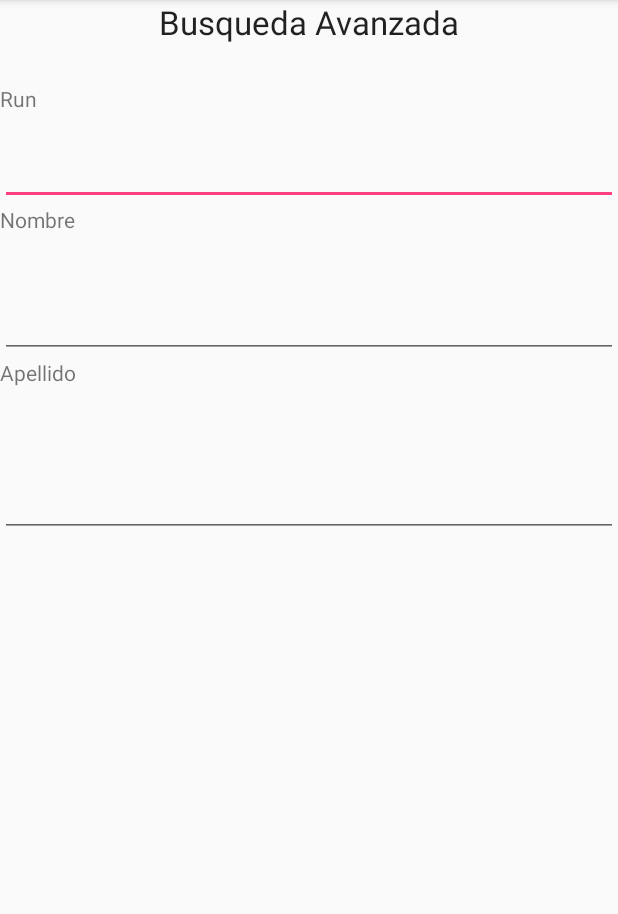
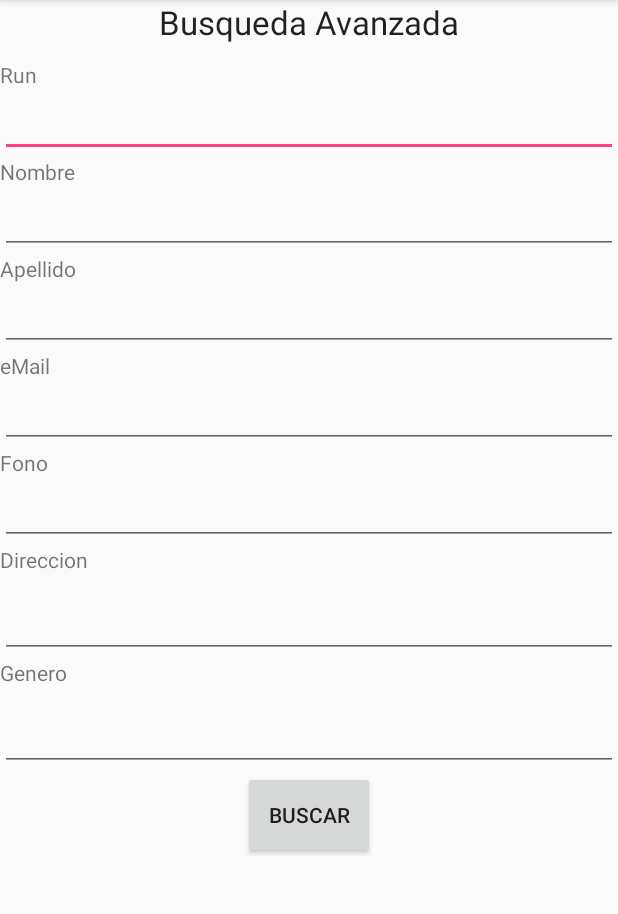
Before and after one commit to BorisMR/PDS-CRM-ClientAndroid, an Android app: the AdvanceSearchActivity screen opened directly, with no data from a screen before it, on a phone screen of 412 x 824 dp, the part 84-998 px from its top. Run offline under Robolectric (Android 15) with nearby library versions, the phone set to English and light mode, and no system bars.

Commit message:
Busqueda Avanzada Layout

```diff
--- /dev/null
+++ b/app/src/main/java/business/Persona.java
@@ -0,0 +1,9 @@
+package business;
+
+/**
+ * Created by boris on 10-06-16.
+ */
+public class Persona {
+
+
+}
--- a/app/src/main/java/com/nocompany/boris/pds_crm_clientandroid/AdvanceSearchActivity.java
+++ b/app/src/main/java/com/nocompany/boris/pds_crm_clientandroid/AdvanceSearchActivity.java
@@ -2,12 +2,58 @@ package com.nocompany.boris.pds_crm_clientandroid;
 
 import android.support.v7.app.AppCompatActivity;
 import android.os.Bundle;
+import android.widget.Button;
+import android.widget.EditText;
+import android.widget.TextView;
 
 public class AdvanceSearchActivity extends AppCompatActivity {
+
+    EditText editTextRun;
+    EditText editTextNombre;
+    EditText editTextApellido;
+    EditText editTextEmail;
+    EditText editTextFono;
+    EditText editTextDireccion;
+    EditText editTextGenero;
+
+
+    TextView textViewResult;
+    Button buttonBuscarAdvance;
+
+    String IpWS = "192.168.1.40"; //ej 192.168.0.1
+    String NAMESPACE = "http://service";
+    String URL = "http://"+IpWS+":8080/PDS-CRM/services/ServiceDAO?wsdl";
+    String SOAP_ACTION = "http://"+IpWS+":8080/PDS-CRM/services/ServiceDAO";
+    String METHOD_NAME = "busquedaSimple"; //busquedaSimpleReturn cadenaBusqueda
+
+    String strRun;
+    String strNombre;
+    String strApellido;
+    String strEmail;
+    String strFono;
+    String strDireccion;
+    String strGenero;
+
+    String result;
+    String TAG;
 
     @Override
     protected void onCreate(Bundle savedInstanceState) {
         super.onCreate(savedInstanceState);
         setContentView(R.layout.activity_advance_search);
+
+        editTextRun = (EditText) findViewById(R.id.editTextFieldRun);
+        editTextNombre = (EditText) findViewById(R.id.editTextFieldNombre);
+        editTextApellido = (EditText) findViewById(R.id.editTextFieldApellido);
+        editTextEmail = (EditText) findViewById(R.id.editTextFieldEmail);
+        editTextFono = (EditText) findViewById(R.id.editTextFieldFono);
+        editTextDireccion = (EditText) findViewById(R.id.editTextFieldDireccion);
+        editTextGenero = (EditText) findViewById(R.id.editTextFieldGenero);
+
+        textViewResult = (TextView) findViewById(R.id.textViewRAWResult);
+        buttonBuscarAdvance = (Button) findViewById(R.id.buttonBuscarAvanzado);
+
+
+
     }
 }
--- a/app/src/main/java/com/nocompany/boris/pds_crm_clientandroid/MainActivity.java
+++ b/app/src/main/java/com/nocompany/boris/pds_crm_clientandroid/MainActivity.java
@@ -2,8 +2,6 @@ package com.nocompany.boris.pds_crm_clientandroid;
 
 import android.content.Intent;
 import android.os.Bundle;
-import android.support.design.widget.FloatingActionButton;
-import android.support.design.widget.Snackbar;
 import android.support.v7.app.AppCompatActivity;
 import android.support.v7.widget.Toolbar;
 import android.view.View;
--- a/app/src/main/java/com/nocompany/boris/pds_crm_clientandroid/SimpleSearchActivity.java
+++ b/app/src/main/java/com/nocompany/boris/pds_crm_clientandroid/SimpleSearchActivity.java
@@ -22,13 +22,13 @@ public class SimpleSearchActivity extends AppCompatActivity {
     TextView textViewResult;
     Button buttonBuscarSimple;
 
-    String IpWS = "192.168.20.136"; //ej 192.168.0.1
+    String IpWS = "192.168.1.40"; //ej 192.168.0.1
     String NAMESPACE = "http://service";
     String URL = "http://"+IpWS+":8080/PDS-CRM/services/ServiceDAO?wsdl";
     String SOAP_ACTION = "http://"+IpWS+":8080/PDS-CRM/services/ServiceDAO";
     String METHOD_NAME = "busquedaSimple"; //busquedaSimpleReturn cadenaBusqueda
 
-    String criteria;
+    String cadenaBusquedaStr;
     String result;
     String TAG;
 
@@ -45,7 +45,7 @@ public class SimpleSearchActivity extends AppCompatActivity {
             @Override
             public void onClick(View view){
                 if(!cadenaBusqueda.getText().toString().equals("") && cadenaBusqueda.getText().length() != 0){
-                    criteria = cadenaBusqueda.getText().toString();
+                    cadenaBusquedaStr = cadenaBusqueda.getText().toString();
                     generateAsyncTask task = new generateAsyncTask();
                     task.execute();
                 }else{
@@ -55,11 +55,11 @@ public class SimpleSearchActivity extends AppCompatActivity {
         });
     }
 
-    public void getResult(String criteria){
+    public void getResult(String cadenaBusquedaStr){
         SoapObject query = new SoapObject(NAMESPACE, METHOD_NAME);
         PropertyInfo propInf = new PropertyInfo();
         propInf.setName("cadenaBusqueda");
-        propInf.setValue(criteria);
+        propInf.setValue(cadenaBusquedaStr);
         propInf.setType(String.class);
 
         query.addProperty(propInf);
@@ -86,7 +86,7 @@ public class SimpleSearchActivity extends AppCompatActivity {
         @Override
         protected Void doInBackground(String... params){
             Log.i(TAG, "doInBackground");
-            getResult(criteria);
+            getResult(cadenaBusquedaStr);
             return null;
         }
 
--- a/app/src/main/res/layout/activity_advance_search.xml
+++ b/app/src/main/res/layout/activity_advance_search.xml
@@ -23,39 +23,103 @@
     <EditText
         android:layout_width="match_parent"
         android:layout_height="wrap_content"
-        android:id="@+id/editTextFieldRun"
-        android:layout_weight="0.03" />
+        android:id="@+id/editTextFieldRun" />
 
     <TextView
         android:layout_width="wrap_content"
         android:layout_height="wrap_content"
         android:textAppearance="?android:attr/textAppearanceSmall"
         android:text="@string/label_busqueda_nombre"
-        android:id="@+id/textViewNombre"
-        android:layout_weight="0.02" />
+        android:id="@+id/textViewNombre" />
 
     <EditText
         android:layout_width="match_parent"
         android:layout_height="wrap_content"
         android:inputType="textPersonName"
         android:ems="10"
-        android:id="@+id/editTextFieldNombre"
-        android:layout_weight="0.05" />
+        android:id="@+id/editTextFieldNombre" />
 
     <TextView
         android:layout_width="wrap_content"
         android:layout_height="wrap_content"
         android:textAppearance="?android:attr/textAppearanceSmall"
         android:text="@string/label_busqueda_apellido"
-        android:id="@+id/textViewApellido"
-        android:layout_weight="0.05" />
+        android:id="@+id/textViewApellido" />
 
     <EditText
         android:layout_width="match_parent"
         android:layout_height="wrap_content"
         android:inputType="textPersonName"
         android:ems="10"
-        android:id="@+id/editTextFieldApellido"
+        android:id="@+id/editTextFieldApellido" />
+
+    <TextView
+        android:layout_width="wrap_content"
+        android:layout_height="wrap_content"
+        android:textAppearance="?android:attr/textAppearanceSmall"
+        android:text="@string/label_busqueda_email"
+        android:id="@+id/textViewEmail" />
+
+    <EditText
+        android:layout_width="match_parent"
+        android:layout_height="wrap_content"
+        android:inputType="textPersonName"
+        android:ems="10"
+        android:id="@+id/editTextFieldEmail" />
+
+    <TextView
+        android:layout_width="wrap_content"
+        android:layout_height="wrap_content"
+        android:textAppearance="?android:attr/textAppearanceSmall"
+        android:text="@string/label_busqueda_fono"
+        android:id="@+id/textViewFono" />
+
+    <EditText
+        android:layout_width="match_parent"
+        android:layout_height="wrap_content"
+        android:inputType="phone"
+        android:ems="10"
+        android:id="@+id/editTextFieldFono" />
+
+    <TextView
+        android:layout_width="wrap_content"
+        android:layout_height="wrap_content"
+        android:textAppearance="?android:attr/textAppearanceSmall"
+        android:text="@string/label_busqueda_direccion"
+        android:id="@+id/textViewDireccion"
+        android:layout_weight="0.05" />
+
+    <EditText
+        android:layout_width="match_parent"
+        android:layout_height="wrap_content"
+        android:id="@+id/editTextFieldDireccion" />
+
+    <TextView
+        android:layout_width="wrap_content"
+        android:layout_height="wrap_content"
+        android:textAppearance="?android:attr/textAppearanceSmall"
+        android:text="@string/label_busqueda_genero"
+        android:id="@+id/textViewGenero"
+        android:layout_weight="0.05" />
+
+    <EditText
+        android:layout_width="match_parent"
+        android:layout_height="wrap_content"
+        android:id="@+id/editTextFieldGenero" />
+
+    <Button
+        android:layout_width="wrap_content"
+        android:layout_height="wrap_content"
+        android:text="@string/label_button_buscar"
+        android:id="@+id/buttonBuscarAvanzado"
+        android:layout_gravity="center_horizontal"
+        android:layout_weight="0.05" />
+
+    <TextView
+        android:layout_width="wrap_content"
+        android:layout_height="wrap_content"
+        android:id="@+id/textViewAdvanceRaw"
+        android:layout_gravity="center_horizontal"
         android:layout_weight="0.05" />
 
 </LinearLayout>
--- a/app/src/main/res/layout/activity_simple_search.xml
+++ b/app/src/main/res/layout/activity_simple_search.xml
@@ -20,14 +20,6 @@
         android:hint="@string/hint_busqueda_cadena"
         android:layout_weight="0.05" />
 
-    <android.support.design.widget.FloatingActionButton
-        android:id="@+id/floatingButtonBuscarSimple"
-        android:layout_width="wrap_content"
-        android:layout_height="wrap_content"
-        android:layout_gravity="center_horizontal"
-        android:layout_margin="@dimen/fab_margin"
-        android:src="@android:drawable/ic_menu_search" />
-
     <Button
         style="?android:attr/buttonStyleSmall"
         android:layout_width="wrap_content"
--- a/build.gradle
+++ b/build.gradle
@@ -5,7 +5,7 @@ buildscript {
         jcenter()
     }
     dependencies {
-        classpath 'com.android.tools.build:gradle:2.1.0'
+        classpath 'com.android.tools.build:gradle:2.1.2'
 
         // NOTE: Do not place your application dependencies here; they belong
         // in the individual module build.gradle files
```
